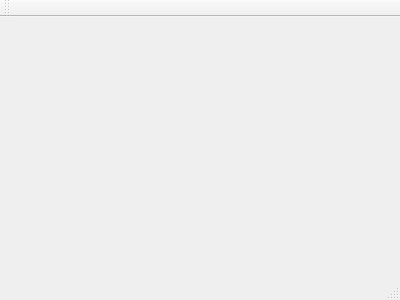
Qt form QtConway/mainwindow.ui (dragos-foianu/QtStuff) before a commit.
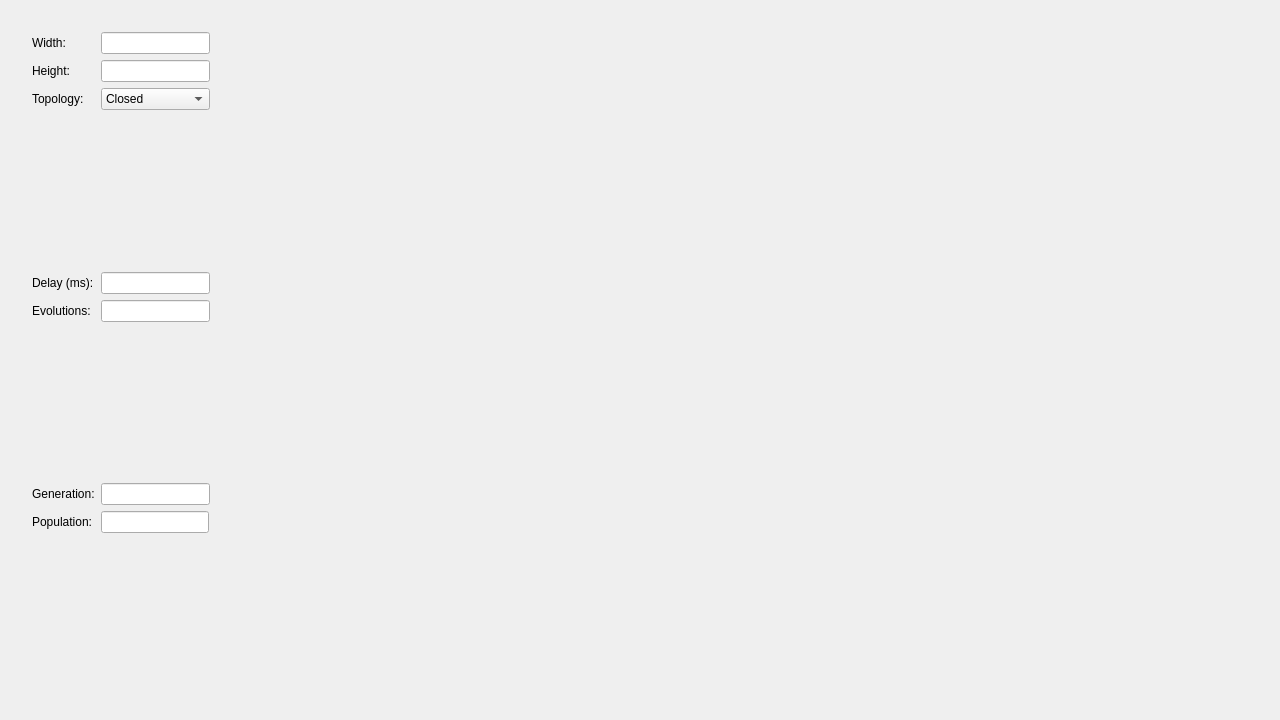
The same form after that commit.

Commit message: QtConway: Basic Interface, non functional

What changed in the file:
```diff
--- a/QtConway/mainwindow.ui
+++ b/QtConway/mainwindow.ui
@@ -1,24 +1,225 @@
 <ui version="4.0">
  <class>MainWindow</class>
- <widget class="QMainWindow" name="MainWindow" >
-  <property name="geometry" >
+ <widget class="QMainWindow" name="MainWindow">
+  <property name="geometry">
    <rect>
     <x>0</x>
     <y>0</y>
-    <width>400</width>
-    <height>300</height>
+    <width>1280</width>
+    <height>720</height>
    </rect>
   </property>
   <property name="windowTitle" >
    <string>MainWindow</string>
   </property>
-  <widget class="QMenuBar" name="menuBar" />
-  <widget class="QToolBar" name="mainToolBar" />
-  <widget class="QWidget" name="centralWidget" />
-  <widget class="QStatusBar" name="statusBar" />
+  <widget class="QWidget" name="centralWidget">
+   <widget class="QWidget" name="">
+    <property name="geometry">
+     <rect>
+      <x>10</x>
+      <y>10</y>
+      <width>1261</width>
+      <height>701</height>
+     </rect>
+    </property>
+    <layout class="QGridLayout" name="gridLayout">
+     <item row="0" column="1">
+      <widget class="QWidget" name="gameWidget" native="true"/>
+     </item>
+     <item row="0" column="0">
+      <widget class="QWidget" name="panelWidget" native="true">
+       <property name="minimumSize">
+        <size>
+         <width>200</width>
+         <height>500</height>
+        </size>
+       </property>
+       <property name="maximumSize">
+        <size>
+         <width>200</width>
+         <height>16777215</height>
+        </size>
+       </property>
+       <layout class="QFormLayout" name="formLayout">
+        <item row="0" column="0">
+         <widget class="QLabel" name="widthLabel">
+          <property name="text">
+           <string>Width:</string>
+          </property>
+         </widget>
+        </item>
+        <item row="0" column="1">
+         <widget class="QLineEdit" name="widthEdit">
+          <property name="text">
+           <string/>
+          </property>
+          <property name="maxLength">
+           <number>4</number>
+          </property>
+         </widget>
+        </item>
+        <item row="1" column="0">
+         <widget class="QLabel" name="heightLabel">
+          <property name="text">
+           <string>Height:</string>
+          </property>
+         </widget>
+        </item>
+        <item row="1" column="1">
+         <widget class="QLineEdit" name="heightEdit">
+          <property name="text">
+           <string/>
+          </property>
+          <property name="maxLength">
+           <number>4</number>
+          </property>
+         </widget>
+        </item>
+        <item row="3" column="0">
+         <widget class="QLabel" name="topologyLabel">
+          <property name="text">
+           <string>Topology:</string>
+          </property>
+         </widget>
+        </item>
+        <item row="3" column="1">
+         <widget class="QComboBox" name="topologyBox">
+          <item>
+           <property name="text">
+            <string>Closed</string>
+           </property>
+          </item>
+          <item>
+           <property name="text">
+            <string>Wrapped</string>
+           </property>
+          </item>
+         </widget>
+        </item>
+        <item row="5" column="0">
+         <spacer name="dataSpacer1">
+          <property name="orientation">
+           <enum>Qt::Vertical</enum>
+          </property>
+          <property name="sizeHint" stdset="0">
+           <size>
+            <width>20</width>
+            <height>13</height>
+           </size>
+          </property>
+         </spacer>
+        </item>
+        <item row="7" column="0">
+         <widget class="QLabel" name="delayLabel">
+          <property name="text">
+           <string>Delay (ms):</string>
+          </property>
+         </widget>
+        </item>
+        <item row="7" column="1">
+         <widget class="QLineEdit" name="delayEdit">
+          <property name="text">
+           <string/>
+          </property>
+          <property name="maxLength">
+           <number>5</number>
+          </property>
+         </widget>
+        </item>
+        <item row="9" column="0">
+         <widget class="QLabel" name="evoLabel">
+          <property name="text">
+           <string>Evolutions:</string>
+          </property>
+         </widget>
+        </item>
+        <item row="9" column="1">
+         <widget class="QLineEdit" name="evoEdit">
+          <property name="text">
+           <string/>
+          </property>
+          <property name="maxLength">
+           <number>10</number>
+          </property>
+         </widget>
+        </item>
+        <item row="11" column="0">
+         <spacer name="dataSpacer2">
+          <property name="orientation">
+           <enum>Qt::Vertical</enum>
+          </property>
+          <property name="sizeHint" stdset="0">
+           <size>
+            <width>20</width>
+            <height>13</height>
+           </size>
+          </property>
+         </spacer>
+        </item>
+        <item row="13" column="0">
+         <widget class="QLabel" name="genLabel">
+          <property name="text">
+           <string>Generation:</string>
+          </property>
+         </widget>
+        </item>
+        <item row="13" column="1">
+         <widget class="QLineEdit" name="genEdit">
+          <property name="text">
+           <string/>
+          </property>
+          <property name="readOnly">
+           <bool>true</bool>
+          </property>
+         </widget>
+        </item>
+        <item row="15" column="0">
+         <widget class="QLabel" name="popLabel">
+          <property name="text">
+           <string>Population:</string>
+          </property>
+         </widget>
+        </item>
+        <item row="15" column="1">
+         <widget class="QLineEdit" name="popEdit">
+          <property name="sizePolicy">
+           <sizepolicy hsizetype="Fixed" vsizetype="Fixed">
+            <horstretch>0</horstretch>
+            <verstretch>0</verstretch>
+           </sizepolicy>
+          </property>
+          <property name="text">
+           <string/>
+          </property>
+          <property name="readOnly">
+           <bool>true</bool>
+          </property>
+         </widget>
+        </item>
+        <item row="17" column="0">
+         <spacer name="dataSpacer3">
+          <property name="orientation">
+           <enum>Qt::Vertical</enum>
+          </property>
+          <property name="sizeType">
+           <enum>QSizePolicy::Expanding</enum>
+          </property>
+          <property name="sizeHint" stdset="0">
+           <size>
+            <width>20</width>
+            <height>40</height>
+           </size>
+          </property>
+         </spacer>
+        </item>
+       </layout>
+      </widget>
+     </item>
+    </layout>
+   </widget>
+  </widget>
  </widget>
- <layoutDefault spacing="6" margin="11" />
- <pixmapfunction></pixmapfunction>
+ <layoutdefault spacing="6" margin="11"/>
  <resources/>
  <connections/>
 </ui>
```
Left out of the diff: 5 changed lines with no effect on the pictures. The commit also changes 1 other file.
